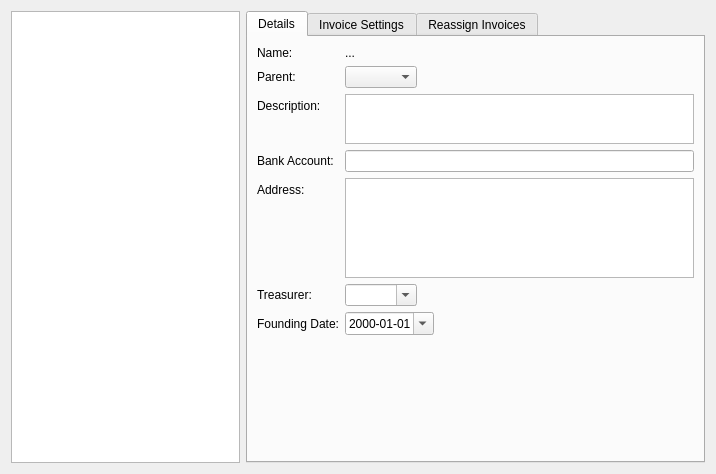
LukyLuke/PiTres, file forms/editsections.ui: the form before one commit.
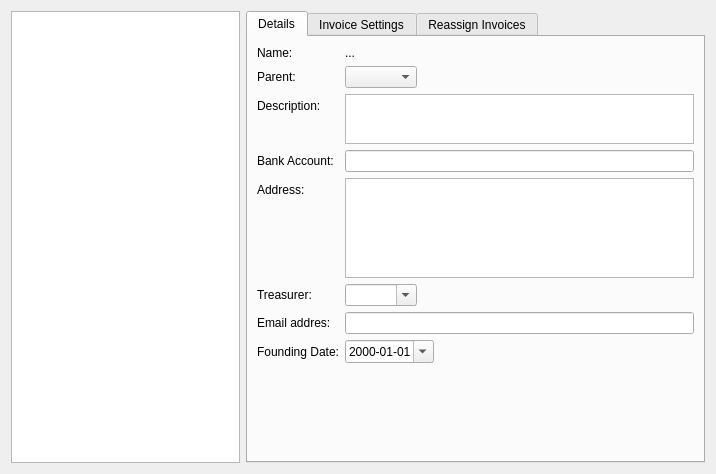
The form after the commit. Icons and pictures are not drawn.

```diff
--- a/forms/editsections.ui
+++ b/forms/editsections.ui
@@ -130,11 +130,18 @@
            <item row="6" column="0">
             <widget class="QLabel" name="label_8">
              <property name="text">
+              <string>Email addres:</string>
+             </property>
+            </widget>
+           </item>
+           <item row="7" column="0">
+            <widget class="QLabel" name="label_12">
+             <property name="text">
               <string>Founding Date:</string>
              </property>
             </widget>
            </item>
-           <item row="6" column="1">
+           <item row="7" column="1">
             <widget class="QDateEdit" name="editFoundingDate">
              <property name="displayFormat">
               <string>yyyy-MM-dd</string>
@@ -144,6 +151,9 @@
              </property>
             </widget>
            </item>
+           <item row="6" column="1">
+            <widget class="QLineEdit" name="editEmail"/>
+           </item>
           </layout>
          </item>
          <item>
```
Left out of the diff: 16 changed lines with no effect on the pictures.
